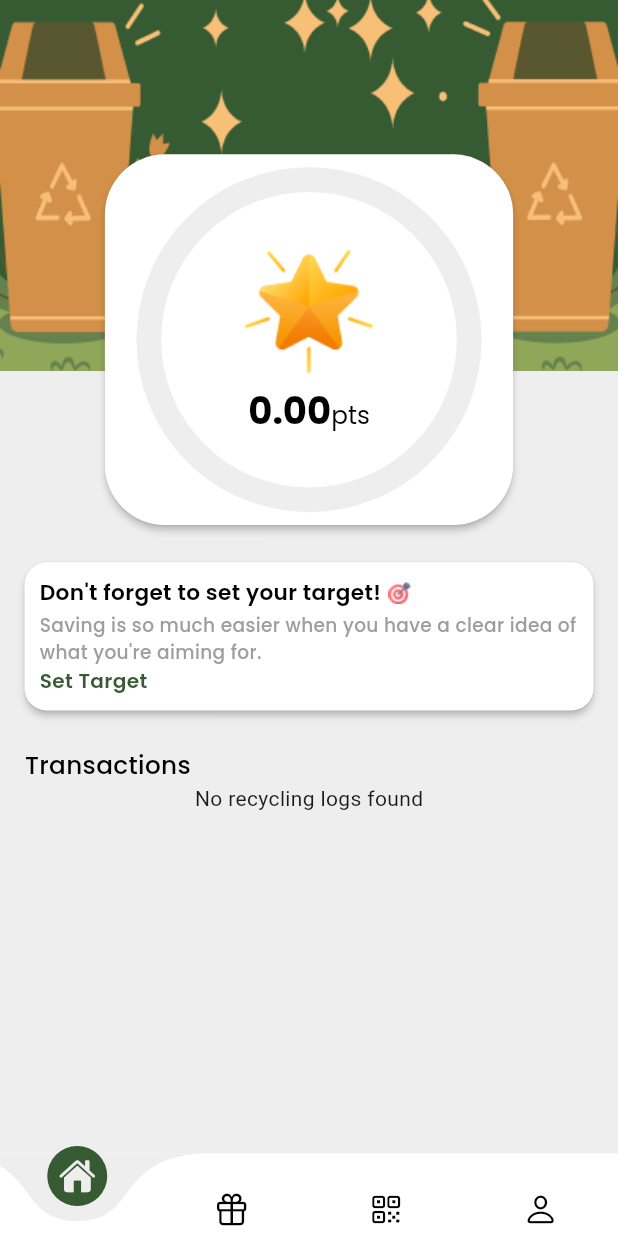
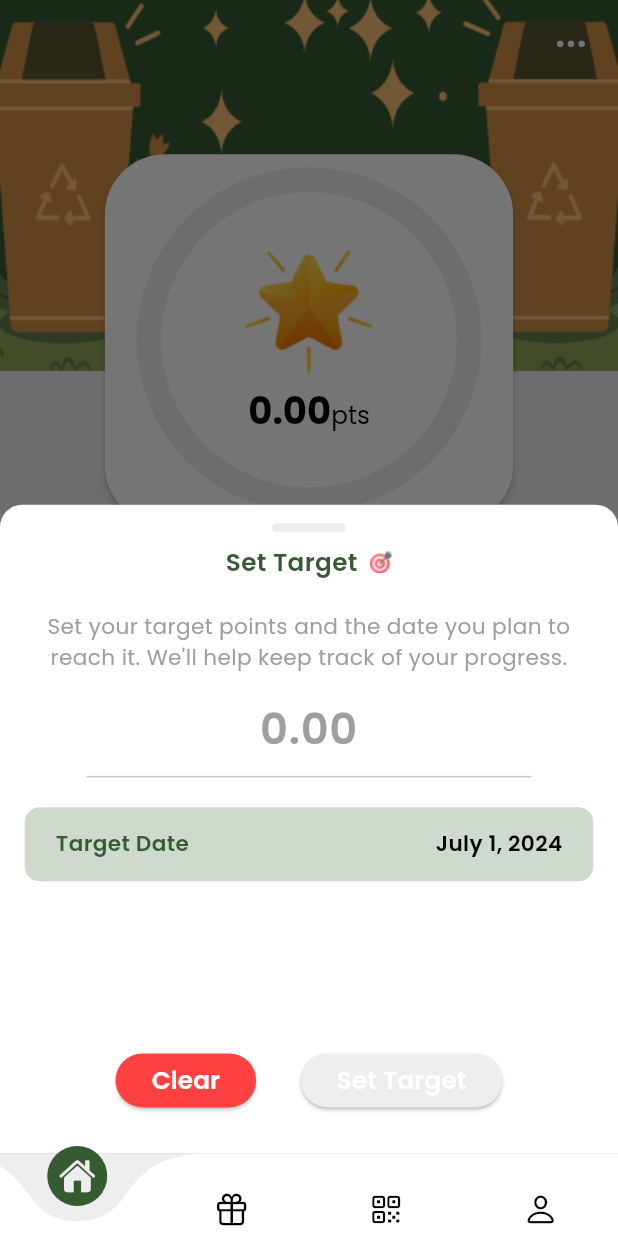
Before and after one commit to kimrolx/EcoPoints-Mobile, a Flutter app: the HomeScreen screen opened by its route, after a tap on "Set Target", on a phone screen of 412 x 824 dp. Run offline on Flutter 3.47's test engine with Material 3 defaults, Android fonts, the phone set to English and light mode, and no system bars; drawn by our look-alikes of curved_navigation_bar, percent_indicator; our stand-ins replace cloud_firestore, firebase_auth, firebase_core, flutter_spinkit, flutter_svg, form_field_validator and 6 more; accounts and stored records are empty; network calls fail.

Commit message:
added functions to set and clear target goals

```diff
--- a/lib/main.dart
+++ b/lib/main.dart
@@ -23,7 +23,8 @@ void main() async {
 }
 
 void setupServices() {
-  GetIt.instance.registerLazySingleton<UserService>(() => UserService());
+  GetIt.instance.registerLazySingleton<UserFirestoreService>(
+      () => UserFirestoreService());
   GetIt.instance
       .registerLazySingleton<RecyclingLogService>(() => RecyclingLogService());
   AuthController.initialize();
--- a/lib/src/components/constants/colors/ecopoints_colors.dart
+++ b/lib/src/components/constants/colors/ecopoints_colors.dart
@@ -15,6 +15,8 @@ class EcoPointsColors {
 
   static const Color lightGreen = Color.fromRGBO(113, 196, 104, 1.0);
 
+  static const Color lightGreenShade = Color.fromRGBO(206, 218, 206, 1.0);
+
   static const Color darkBlue = Color.fromRGBO(5, 12, 156, 1.0);
 
   static const Color lightBlue = Color.fromRGBO(17, 175, 255, 1.0);
--- a/lib/src/components/constants/properties/ecopoints_properties.dart
+++ b/lib/src/components/constants/properties/ecopoints_properties.dart
@@ -1,4 +1,6 @@
 class EcopointsProperties {
   static const title = "EcoPoints";
   static const motto = "Turn Trash into Treasure";
+  static const helpKeepTrack =
+      "Set your target points and the date you plan to reach it. We'll help keep track of your progress.";
 }
--- a/lib/src/controllers/auth_controller.dart
+++ b/lib/src/controllers/auth_controller.dart
@@ -17,7 +17,8 @@ class AuthController with ChangeNotifier {
   static AuthController get I => GetIt.instance<AuthController>();
 
   late StreamSubscription<User?> currentAuthedUser;
-  final UserService _userService = GetIt.instance<UserService>();
+  final UserFirestoreService _userService =
+      GetIt.instance<UserFirestoreService>();
 
   AuthState state = AuthState.unauthenticated;
 
--- a/lib/src/features/screens/account-screen/account_screen.dart
+++ b/lib/src/features/screens/account-screen/account_screen.dart
@@ -24,7 +24,8 @@ class AccountScreen extends StatefulWidget {
 }
 
 class _AccountScreenState extends State<AccountScreen> {
-  final UserService _userService = GetIt.instance<UserService>();
+  final UserFirestoreService _userService =
+      GetIt.instance<UserFirestoreService>();
   User? user;
   String? photoURL;
   String? displayName;
--- a/lib/src/features/screens/home-screen/home_screen.dart
+++ b/lib/src/features/screens/home-screen/home_screen.dart
@@ -1,3 +1,4 @@
+import 'package:ecopoints/src/components/constants/text_style/ecopoints_themes.dart';
 import 'package:flutter/material.dart';
 import 'package:gap/gap.dart';
 import 'package:get_it/get_it.dart';
@@ -7,6 +8,8 @@ import '../../../models/user_profile_model.dart';
 import '../../../shared/services/user_service.dart';
 import 'widgets/goal_setter.dart';
 import 'widgets/points_indicator.dart';
+import 'widgets/set_target_bottom_sheet.dart';
+import 'widgets/target_points_date_row.dart';
 import 'widgets/transactions.dart';
 import 'widgets/trashcan_background.dart';
 
@@ -22,8 +25,12 @@ class HomeScreen extends StatefulWidget {
 }
 
 class _HomeScreenState extends State<HomeScreen> {
-  final UserService _userService = GetIt.instance<UserService>();
+  final UserFirestoreService _userService =
+      GetIt.instance<UserFirestoreService>();
+
   double points = 0.0;
+  double? targetPoints;
+  DateTime? targetDate;
 
   @override
   void initState() {
@@ -36,8 +43,28 @@ class _HomeScreenState extends State<HomeScreen> {
     if (userProfile != null) {
       setState(() {
         points = userProfile.points;
+        targetPoints = userProfile.targetPoints;
+        targetDate = userProfile.targetDate;
       });
     }
+  }
+
+  void _updateTargets() {
+    loadUserProfile();
+  }
+
+  void _displayBottomSheet(BuildContext context, double height, double width) {
+    showModalBottomSheet(
+      context: context,
+      backgroundColor: EcoPointsColors.white,
+      shape: const RoundedRectangleBorder(
+        borderRadius: BorderRadius.vertical(
+          top: Radius.circular(15),
+        ),
+      ),
+      builder: (context) => TargetBottomSheetHomeScreen(
+          onUpdate: _updateTargets, initialDate: targetDate),
+    );
   }
 
   @override
@@ -60,18 +87,41 @@ class _HomeScreenState extends State<HomeScreen> {
                 ),
                 const TrashcanBackgroundHomeScreen(),
                 Positioned(
+                  right: width * 0.05,
+                  child: SafeArea(
+                    child: InkWell(
+                      onTap: () {
+                        _displayBottomSheet(context, height, width);
+                      },
+                      child: Text(
+                        "...",
+                        style: EcoPointsTextStyles.whiteTextStyle(
+                          size: width * 0.07,
+                          weight: FontWeight.w500,
+                        ),
+                      ),
+                    ),
+                  ),
+                ),
+                Positioned(
                   top: height * 0.12,
                   left: width * 0.16,
                   right: width * 0.16,
                   child: PointsIndicatorHomeScreen(
                     points: points,
+                    targetPoints: targetPoints,
                   ),
                 ),
               ],
             ),
             Padding(
               padding: EdgeInsets.symmetric(horizontal: width * 0.03),
-              child: const GoalSetterHomeScreen(),
+              child: targetPoints != null && targetPoints != 0
+                  ? const TargetPointsDateHomeScreen()
+                  : GoalSetterHomeScreen(
+                      onUpdate: _updateTargets,
+                      displayBottomSheet: _displayBottomSheet,
+                    ),
             ),
             Gap(height * 0.025),
             const TransactionsHomeScreen(),
--- a/lib/src/features/screens/home-screen/widgets/goal_setter.dart
+++ b/lib/src/features/screens/home-screen/widgets/goal_setter.dart
@@ -2,10 +2,18 @@ import 'package:flutter/material.dart';
 import 'package:gap/gap.dart';
 
 import '../../../../components/constants/colors/ecopoints_colors.dart';
+import '../../../../components/constants/properties/ecopoints_properties.dart';
 import '../../../../components/constants/text_style/ecopoints_themes.dart';
 
 class GoalSetterHomeScreen extends StatelessWidget {
-  const GoalSetterHomeScreen({super.key});
+  final VoidCallback onUpdate;
+  final Function(BuildContext, double, double) displayBottomSheet;
+
+  const GoalSetterHomeScreen({
+    super.key,
+    required this.onUpdate,
+    required this.displayBottomSheet,
+  });
 
   @override
   Widget build(BuildContext context) {
@@ -42,7 +50,7 @@ class GoalSetterHomeScreen extends StatelessWidget {
               ),
               Gap(height * 0.003),
               Text(
-                "Saving is so much easier when you have a clear idea of what you're aiming for.",
+                EcopointsProperties.helpKeepTrack,
                 style: EcoPointsTextStyles.grayTextStyle(
                   size: width * 0.03,
                   weight: FontWeight.w500,
@@ -50,7 +58,9 @@ class GoalSetterHomeScreen extends StatelessWidget {
               ),
               const Spacer(),
               InkWell(
-                onTap: () {}, //TODO: Add set target event handler
+                onTap: () {
+                  displayBottomSheet(context, height, width);
+                },
                 child: Text(
                   "Set Target",
                   style: EcoPointsTextStyles.darkGreenTextStyle(
--- a/lib/src/features/screens/home-screen/widgets/points_indicator.dart
+++ b/lib/src/features/screens/home-screen/widgets/points_indicator.dart
@@ -6,7 +6,9 @@ import '../../../../components/constants/text_style/ecopoints_themes.dart';
 
 class PointsIndicatorHomeScreen extends StatelessWidget {
   final double points;
-  const PointsIndicatorHomeScreen({super.key, required this.points});
+  final double? targetPoints;
+  const PointsIndicatorHomeScreen(
+      {super.key, required this.points, this.targetPoints});
 
   @override
   Widget build(BuildContext context) {
@@ -22,7 +24,9 @@ class PointsIndicatorHomeScreen extends StatelessWidget {
         child: Center(
           child: CircularPercentIndicator(
             //TODO: Dynamic points percentage (target points)
-            percent: (points / 100).clamp(0.0, 1.0),
+            percent: targetPoints != null && targetPoints != 0
+                ? (points / targetPoints!).clamp(0.0, 1.0)
+                : (points / 100).clamp(0.0, 1.0),
             radius: 115,
             lineWidth: width * 0.04,
             progressColor: EcoPointsColors.lightGreen,
@@ -55,6 +59,16 @@ class PointsIndicatorHomeScreen extends StatelessWidget {
                     ),
                   ),
                 ),
+                Visibility(
+                  visible: targetPoints != null && targetPoints != 0,
+                  child: Text(
+                    "of ${targetPoints?.toStringAsFixed(2)}",
+                    style: EcoPointsTextStyles.blackTextStyle(
+                      size: width * 0.035,
+                      weight: FontWeight.w500,
+                    ),
+                  ),
+                ),
               ],
             ),
           ),
--- /dev/null
+++ b/lib/src/features/screens/home-screen/widgets/set_target_bottom_sheet.dart
@@ -0,0 +1,327 @@
+import 'package:firebase_auth/firebase_auth.dart';
+import 'package:flutter/cupertino.dart';
+import 'package:flutter/material.dart';
+import 'package:form_field_validator/form_field_validator.dart';
+import 'package:gap/gap.dart';
+import 'package:get_it/get_it.dart';
+
+import '../../../../components/buttons/custom_elevated_button.dart';
+import '../../../../components/constants/colors/ecopoints_colors.dart';
+import '../../../../components/constants/properties/ecopoints_properties.dart';
+import '../../../../components/constants/text_style/ecopoints_themes.dart';
+import '../../../../shared/services/user_service.dart';
+import '../../../../shared/utils/date_formatter_util.dart';
+
+class TargetBottomSheetHomeScreen extends StatefulWidget {
+  final VoidCallback onUpdate;
+  final DateTime? initialDate;
+  const TargetBottomSheetHomeScreen(
+      {super.key, required this.onUpdate, this.initialDate});
+
+  @override
+  State<TargetBottomSheetHomeScreen> createState() =>
+      _TargetBottomSheetHomeScreenState();
+}
+
+class _TargetBottomSheetHomeScreenState
+    extends State<TargetBottomSheetHomeScreen> {
+  final UserFirestoreService _userService =
+      GetIt.instance<UserFirestoreService>();
+
+  late GlobalKey<FormState> formKey;
+  late TextEditingController targetController;
+  late FocusNode targetFn;
+  DateTime? _selectedDate;
+  bool _isValid = false;
+
+  @override
+  void initState() {
+    super.initState();
+    formKey = GlobalKey<FormState>();
+    targetController = TextEditingController();
+    targetFn = FocusNode();
+    _selectedDate = widget.initialDate;
+  }
+
+  @override
+  void dispose() {
+    targetController.dispose();
+    targetFn.dispose();
+    super.dispose();
+  }
+
+  void _validate() {
+    setState(() {
+      _isValid = (formKey.currentState?.validate() ?? false) &&
+          (targetController.text.isNotEmpty &&
+              double.tryParse(targetController.text) != null);
+    });
+  }
+
+  @override
+  Widget build(BuildContext context) {
+    double width = MediaQuery.of(context).size.width;
+    double height = MediaQuery.of(context).size.height;
+
+    return SizedBox(
+      height: height,
+      child: Padding(
+        padding: EdgeInsets.only(
+          left: width * 0.04,
+          right: width * 0.04,
+          top: height * 0.015,
+          bottom: height * 0.03,
+        ),
+        child: Column(
+          children: [
+            Container(
+              height: height * 0.007,
+              width: width * 0.12,
+              decoration: BoxDecoration(
+                borderRadius: BorderRadius.circular(50),
+                color: EcoPointsColors.lightGray,
+              ),
+            ),
+            Gap(height * 0.01),
+            Row(
+              mainAxisAlignment: MainAxisAlignment.center,
+              children: [
+                Text(
+                  "Set Target",
+                  style: EcoPointsTextStyles.darkGreenTextStyle(
+                    size: width * 0.04,
+                    weight: FontWeight.w600,
+                  ),
+                ),
+                Gap(width * 0.02),
+                Image.asset("assets/icons/target-icon.png"),
+              ],
+            ),
+            Gap(height * 0.025),
+            Text(
+              EcopointsProperties.helpKeepTrack,
+              textAlign: TextAlign.center,
+              style: EcoPointsTextStyles.grayTextStyle(
+                size: width * 0.035,
+                weight: FontWeight.normal,
+              ),
+            ),
+            Gap(height * 0.015),
+            pointsTextField(
+              width,
+              targetController,
+              targetFn,
+              formKey,
+              (value) => setState(() => _validate()),
+            ),
+            Gap(height * 0.015),
+            Container(
+              height: height * 0.06,
+              width: width,
+              decoration: BoxDecoration(
+                borderRadius: BorderRadius.circular(10.0),
+                color: EcoPointsColors.lightGreenShade,
+              ),
+              child: Padding(
+                padding: EdgeInsets.symmetric(
+                  horizontal: width * 0.05,
+                  vertical: height * 0.01,
+                ),
+                child: Row(
+                  children: [
+                    Text(
+                      "Target Date",
+                      style: EcoPointsTextStyles.darkGreenTextStyle(
+                        size: width * 0.035,
+                        weight: FontWeight.w600,
+                      ),
+                    ),
+                    const Spacer(),
+                    InkWell(
+                      onTap: () async {
+                        DateTime? pickedDate = await showDatePicker(
+                          context: context,
+                          initialDate: _selectedDate ?? DateTime.now(),
+                          firstDate: DateTime.now(),
+                          lastDate: DateTime(2101),
+                        );
+
+                        if (pickedDate != null) {
+                          setState(() {
+                            _selectedDate = pickedDate;
+                            _validate();
+                          });
+                        }
+                      },
+                      child: _selectedDate == null
+                          ? Container(
+                              width: width * 0.12,
+                              height: height * 0.035,
+                              decoration: BoxDecoration(
+                                color: EcoPointsColors.darkGreen,
+                                borderRadius: BorderRadius.circular(10.0),
+                              ),
+                              child: const Icon(
+                                CupertinoIcons.add,
+                                color: EcoPointsColors.white,
+                              ),
+                            )
+                          : Text(
+                              DateFormatterUtil.formatDateWithoutTime(
+                                _selectedDate!,
+                              ),
+                              style: EcoPointsTextStyles.blackTextStyle(
+                                size: width * 0.035,
+                                weight: FontWeight.w600,
+                              ),
+                            ),
+                    ),
+                  ],
+                ),
+              ),
+            ),
+            Expanded(
+              child: Align(
+                alignment: Alignment.bottomCenter,
+                child: Padding(
+                  padding: EdgeInsets.symmetric(horizontal: width * 0.075),
+                  child: Row(
+                    mainAxisAlignment: MainAxisAlignment.spaceEvenly,
+                    mainAxisSize: MainAxisSize.max,
+                    children: [
+                      CustomElevatedButton(
+                        backgroundColor: EcoPointsColors.red,
+                        borderRadius: 50,
+                        width: width * 0.05,
+                        onPressed: () {
+                          onClearTargetsClick();
+                        },
+                        child: Text(
+                          "Clear",
+                          style: EcoPointsTextStyles.whiteTextStyle(
+                            size: width * 0.04,
+                            weight: FontWeight.w600,
+                          ),
+                        ),
+                      ),
+                      CustomElevatedButton(
+                        backgroundColor: _isValid
+                            ? EcoPointsColors.darkGreen
+                            : EcoPointsColors.lightGray,
+                        borderRadius: 50,
+                        onPressed: _isValid ? () => onSetTargetClick() : () {},
+                        child: Text(
+                          "Set Target",
+                          style: EcoPointsTextStyles.whiteTextStyle(
+                            size: width * 0.04,
+                            weight: FontWeight.w600,
+                          ),
+                        ),
+                      ),
+                    ],
+                  ),
+                ),
+              ),
+            ),
+          ],
+        ),
+      ),
+    );
+  }
+
+  Widget pointsTextField(
+    double width,
+    TextEditingController targetController,
+    FocusNode targetFn,
+    GlobalKey<FormState> formKey,
+    Function setModalState,
+  ) {
+    return Padding(
+      padding: EdgeInsets.symmetric(horizontal: width * 0.1),
+      child: Column(
+        children: [
+          Form(
+            key: formKey,
+            child: TextFormField(
+              controller: targetController,
+              decoration: InputDecoration(
+                border: InputBorder.none,
+                hintText: "0.00",
+                hintStyle: EcoPointsTextStyles.grayTextStyle(
+                  size: width * 0.07,
+                  weight: FontWeight.w600,
+                ),
+                contentPadding: const EdgeInsets.symmetric(
+                  horizontal: 20.0,
+                ),
+              ),
+              style: EcoPointsTextStyles.darkGreenTextStyle(
+                size: width * 0.07,
+                weight: FontWeight.w600,
+              ),
+              onChanged: (value) {
+                setModalState(() {
+                  _validate();
+                });
+              },
+              onEditingComplete: () {
+                targetFn.unfocus();
+              },
+              keyboardType: TextInputType.number,
+              textAlign: TextAlign.center,
+              validator: MultiValidator([
+                PatternValidator(
+                  r'^\d*\.?\d+$',
+                  errorText: 'Enter a valid number',
+                ),
+              ]).call,
+            ),
+          ),
+          const Divider(),
+        ],
+      ),
+    );
+  }
+
+  onSetTargetClick() async {
+    if (_isValid) {
+      double? targetPoints = double.tryParse(targetController.text);
+      DateTime? targetDate = _selectedDate;
+
+      try {
+        User? user = FirebaseAuth.instance.currentUser;
+
+        if (user != null) {
+          await _userService.updateUserProfileTarget(user.uid,
+              targetPoints: targetPoints, targetDate: targetDate);
+
+          widget.onUpdate();
+          Navigator.of(context).pop();
+        } else {
+          print('No user is currently logged in.');
+        }
+      } catch (e) {
+        print('Error updating user profile: $e');
+      }
+    }
+  }
+
+  onClearTargetsClick() async {
+    try {
+      User? user = FirebaseAuth.instance.currentUser;
+      print("I AM CLICKED");
+
+      if (user != null) {
+        print("User is: $user");
+        await _userService.resetTargets(user.uid);
+
+        widget.onUpdate();
+        Navigator.of(context).pop();
+      } else {
+        print('No user is currently logged in.');
+      }
+    } catch (e) {
+      print('Error clearing targets: $e');
+    }
+  }
+}
--- a/lib/src/features/screens/home-screen/widgets/transactions.dart
+++ b/lib/src/features/screens/home-screen/widgets/transactions.dart
@@ -75,7 +75,7 @@ class _TransactionsHomeScreenState extends State<TransactionsHomeScreen> {
 
   Widget _buildRecyclingLogRow(RecyclingLogModel log, BuildContext context) {
     final width = MediaQuery.of(context).size.width;
-    final formattedDate = DateFormatterUtil.formatDate(log.dateTime);
+    final formattedDate = DateFormatterUtil.formatDateWithTime(log.dateTime);
 
     return Row(
       mainAxisAlignment: MainAxisAlignment.start,
--- a/lib/src/features/screens/profile-screen/profile_screen.dart
+++ b/lib/src/features/screens/profile-screen/profile_screen.dart
@@ -24,7 +24,8 @@ class EditProfileScreen extends StatefulWidget {
 }
 
 class _EditProfileScreenState extends State<EditProfileScreen> {
-  final UserService _userService = GetIt.instance<UserService>();
+  final UserFirestoreService _userService =
+      GetIt.instance<UserFirestoreService>();
   late TextEditingController displayNameController,
       emailController,
       genderController,
--- a/lib/src/models/user_profile_model.dart
+++ b/lib/src/models/user_profile_model.dart
@@ -1,18 +1,23 @@
 class UserProfileModel {
-  String? userId;
-  String? displayName;
-  String? email;
-  String? gender;
-  String? phoneNumber;
+  final String userId;
+  final String? displayName;
+  final String? email;
+  final String? gender;
+  final String? phoneNumber;
   double points;
+  double? targetPoints;
+  DateTime? targetDate;
 
-  UserProfileModel(
-      {required this.userId,
-      this.displayName,
-      this.email,
-      this.gender,
-      this.phoneNumber,
-      required this.points});
+  UserProfileModel({
+    required this.userId,
+    this.displayName,
+    this.email,
+    this.gender,
+    this.phoneNumber,
+    required this.points,
+    this.targetPoints,
+    this.targetDate,
+  });
 
   Map<String, dynamic> toMap() {
     return {
@@ -22,6 +27,8 @@ class UserProfileModel {
       'gender': gender,
       'phoneNumber': phoneNumber,
       'points': points,
+      'targetPoints': targetPoints,
+      'targetDate': targetDate?.toIso8601String(),
     };
   }
 
@@ -35,6 +42,13 @@ class UserProfileModel {
       points: (map['points'] is int)
           ? (map['points'] as int).toDouble()
           : map['points'] as double,
+      targetPoints: map['targetPoints'] != null
+          ? (map['targetPoints'] is int)
+              ? (map['targetPoints'] as int).toDouble()
+              : map['targetPoints'] as double
+          : map['points'] as double,
+      targetDate:
+          map['targetDate'] != null ? DateTime.parse(map['targetDate']) : null,
     );
   }
 }
--- a/lib/src/shared/services/recycling_log_service.dart
+++ b/lib/src/shared/services/recycling_log_service.dart
@@ -40,6 +40,7 @@ class RecyclingLogService {
     }
   }
 
+  //* Get real time recycling logs from firestore
   Stream<List<RecyclingLogModel>> getRecyclingLogs() {
     User? user = _firebaseAuth.currentUser;
     if (user != null) {
--- a/lib/src/shared/utils/date_formatter_util.dart
+++ b/lib/src/shared/utils/date_formatter_util.dart
@@ -1,7 +1,11 @@
 import 'package:intl/intl.dart';
 
 class DateFormatterUtil {
-  static String formatDate(DateTime dateTime) {
+  static String formatDateWithTime(DateTime dateTime) {
     return DateFormat('MMMM d, yyyy \'at\' HH:mm').format(dateTime);
   }
+
+  static String formatDateWithoutTime(DateTime dateTime) {
+    return DateFormat('MMMM d, yyyy').format(dateTime);
+  }
 }
```
Also changed, not shown: lib/src/features/screens/home-screen/widgets/target_points_date_row.dart (added, +90 -0 lines), lib/src/shared/services/user_service.dart (+40 -4 lines), assets/images/target-date.png (added), assets/images/target-points.png (added).
